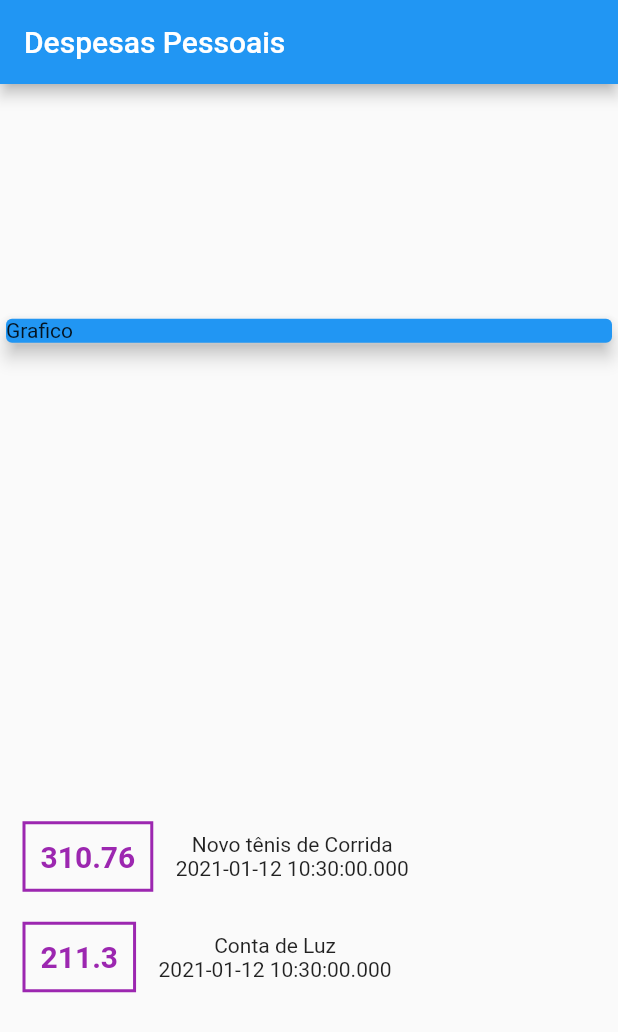
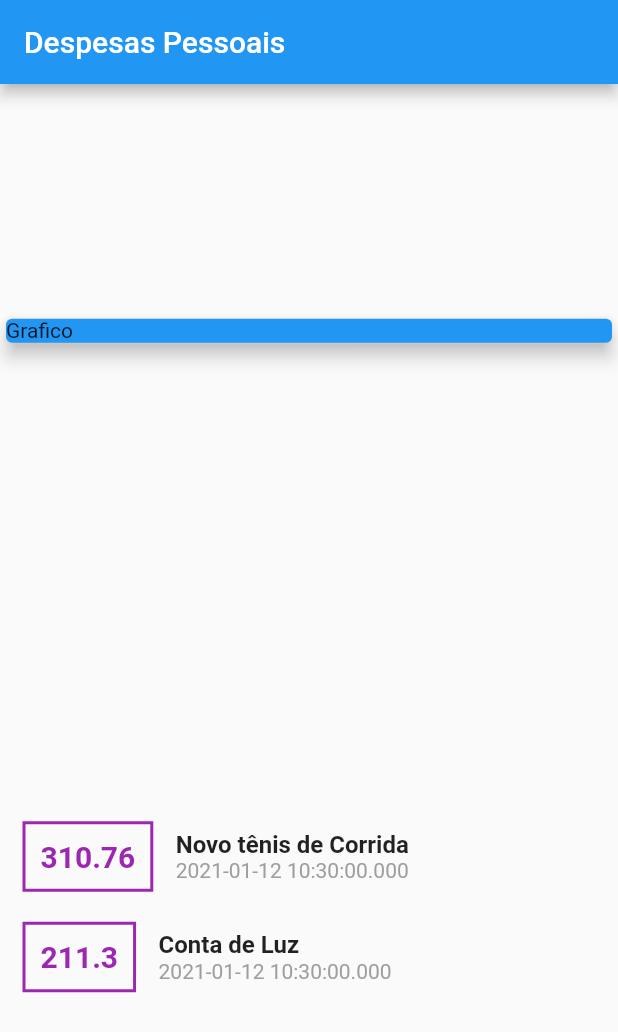
Before and after one commit to lParanhos/expenses, a Flutter app: the screen it shows after launch, on a phone screen of 412 x 824 dp. Shown: the top 1032 px of the screen. Run offline on Flutter 3.47's test engine with Material 2 defaults, Android fonts, the phone set to English and light mode, and no system bars.

Commit message:
apply style in style and date

```diff
--- a/lib/main.dart
+++ b/lib/main.dart
@@ -70,9 +70,19 @@ class MyHome extends StatelessWidget {
                     ),
                   ),
                   Column(
+                    crossAxisAlignment: CrossAxisAlignment.start,
                     children: [
-                      Text(tr.title),
-                      Text(tr.date.toString()),
+                      Text(
+                        tr.title,
+                        style: TextStyle(
+                          fontSize: 16,
+                          fontWeight: FontWeight.bold,
+                        ),
+                      ),
+                      Text(
+                        tr.date.toString(),
+                        style: TextStyle(color: Colors.grey),
+                      ),
                     ],
                   )
                 ]);
```
